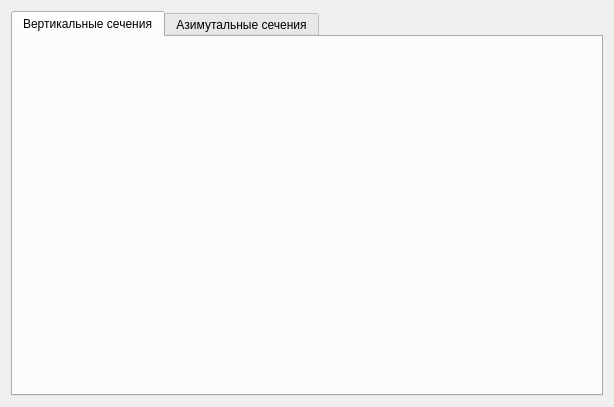
The window that patternCharts.ui (PointlessAlbatross/CAD-A_Qt) describes before a commit, drawn with Qt 5.
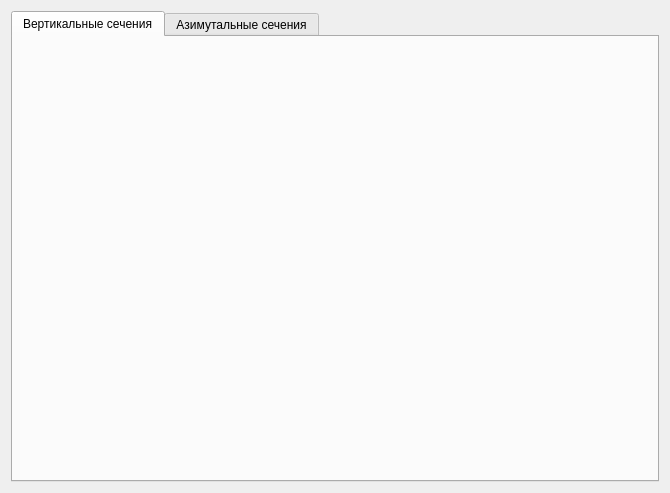
The same window after the commit.

The edit to the form file:
```diff
--- a/patternCharts.ui
+++ b/patternCharts.ui
@@ -6,8 +6,8 @@
    <rect>
     <x>0</x>
     <y>0</y>
-    <width>614</width>
-    <height>407</height>
+    <width>670</width>
+    <height>493</height>
    </rect>
   </property>
   <property name="windowTitle">
```
